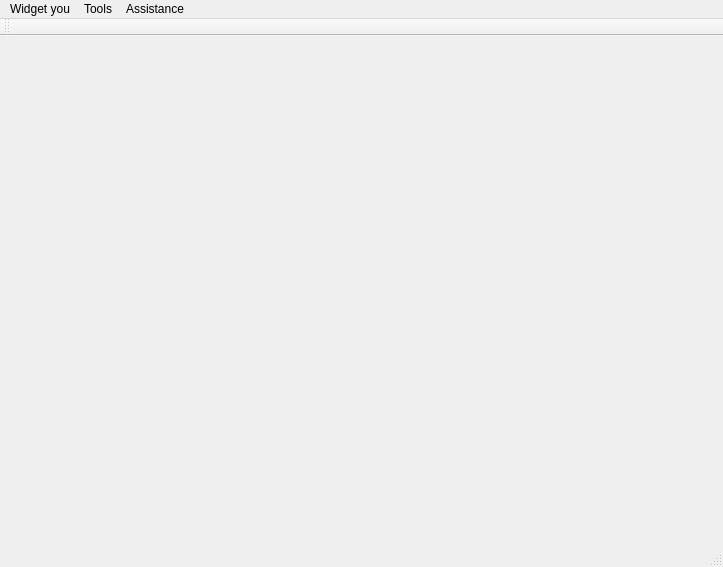
First picture: the form in mainwindow.ui, repository ITAAcademy/ITAInformator, before the edit.
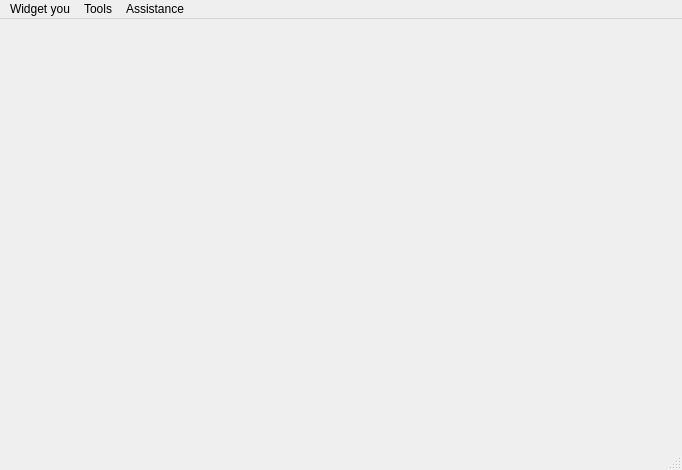
Second picture: the form after the edit.

Commit message: -removed toolbar

The edit to the form file:
```diff
--- a/mainwindow.ui
+++ b/mainwindow.ui
@@ -6,29 +6,21 @@
    <rect>
     <x>0</x>
     <y>0</y>
-    <width>723</width>
-    <height>567</height>
+    <width>682</width>
+    <height>470</height>
    </rect>
   </property>
   <property name="windowTitle">
    <string>MainWindow</string>
   </property>
   <widget class="QWidget" name="centralWidget"/>
-  <widget class="QToolBar" name="mainToolBar">
-   <attribute name="toolBarArea">
-    <enum>TopToolBarArea</enum>
-   </attribute>
-   <attribute name="toolBarBreak">
-    <bool>false</bool>
-   </attribute>
-  </widget>
   <widget class="QStatusBar" name="statusBar"/>
   <widget class="QMenuBar" name="menuBar">
    <property name="geometry">
     <rect>
      <x>0</x>
      <y>0</y>
-     <width>723</width>
+     <width>682</width>
      <height>21</height>
     </rect>
    </property>
```
